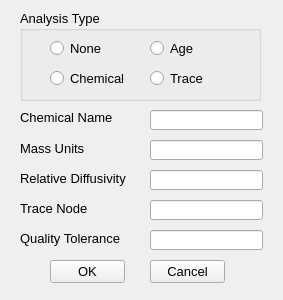
Qt form src/ui/EPANET/frmQualityOptionsDesigner.ui (USEPA/SWMM-EPANET_User_Interface) before a commit.
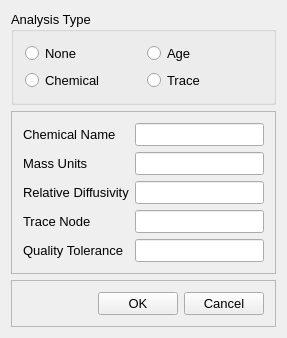
The same form after that commit.

Commit message: redo form layouts so they resize appropriately

What changed in the file:
```diff
--- a/src/ui/EPANET/frmQualityOptionsDesigner.ui
+++ b/src/ui/EPANET/frmQualityOptionsDesigner.ui
@@ -6,8 +6,8 @@
    <rect>
     <x>0</x>
     <y>0</y>
-    <width>283</width>
-    <height>300</height>
+    <width>287</width>
+    <height>311</height>
    </rect>
   </property>
   <property name="font">
@@ -19,212 +19,146 @@
    <string>EPANET Quality Options</string>
   </property>
   <widget class="QWidget" name="centralWidget">
-   <widget class="QLabel" name="lblChemicalName">
-    <property name="geometry">
-     <rect>
-      <x>20</x>
-      <y>110</y>
-      <width>101</width>
-      <height>16</height>
-     </rect>
-    </property>
-    <property name="text">
-     <string>&lt;html&gt;&lt;head/&gt;&lt;body&gt;&lt;p&gt;Chemical Name&lt;/p&gt;&lt;/body&gt;&lt;/html&gt;</string>
-    </property>
-   </widget>
-   <widget class="QLabel" name="lblMassUnits">
-    <property name="geometry">
-     <rect>
-      <x>20</x>
-      <y>140</y>
-      <width>111</width>
-      <height>16</height>
-     </rect>
-    </property>
-    <property name="text">
-     <string>Mass Units</string>
-    </property>
-   </widget>
-   <widget class="QPushButton" name="cmdOK">
-    <property name="geometry">
-     <rect>
-      <x>50</x>
-      <y>260</y>
-      <width>75</width>
-      <height>23</height>
-     </rect>
-    </property>
-    <property name="text">
-     <string>OK</string>
-    </property>
-   </widget>
-   <widget class="QPushButton" name="cmdCancel">
-    <property name="geometry">
-     <rect>
-      <x>150</x>
-      <y>260</y>
-      <width>75</width>
-      <height>23</height>
-     </rect>
-    </property>
-    <property name="text">
-     <string>Cancel</string>
-    </property>
-   </widget>
-   <widget class="QLineEdit" name="txtMassUnits">
-    <property name="geometry">
-     <rect>
-      <x>150</x>
-      <y>140</y>
-      <width>113</width>
-      <height>20</height>
-     </rect>
-    </property>
-   </widget>
-   <widget class="QLabel" name="lblDiffusivity">
-    <property name="geometry">
-     <rect>
-      <x>20</x>
-      <y>170</y>
-      <width>111</width>
-      <height>16</height>
-     </rect>
-    </property>
-    <property name="text">
-     <string>Relative Diffusivity</string>
-    </property>
-   </widget>
-   <widget class="QLineEdit" name="txtDiffusivity">
-    <property name="geometry">
-     <rect>
-      <x>150</x>
-      <y>170</y>
-      <width>113</width>
-      <height>20</height>
-     </rect>
-    </property>
-   </widget>
-   <widget class="QLabel" name="lblTraceNode">
-    <property name="geometry">
-     <rect>
-      <x>20</x>
-      <y>200</y>
-      <width>111</width>
-      <height>16</height>
-     </rect>
-    </property>
-    <property name="text">
-     <string>Trace Node</string>
-    </property>
-   </widget>
-   <widget class="QLineEdit" name="txtTraceNode">
-    <property name="geometry">
-     <rect>
-      <x>150</x>
-      <y>200</y>
-      <width>113</width>
-      <height>20</height>
-     </rect>
-    </property>
-   </widget>
-   <widget class="QLabel" name="lblTolerance">
-    <property name="geometry">
-     <rect>
-      <x>20</x>
-      <y>230</y>
-      <width>111</width>
-      <height>16</height>
-     </rect>
-    </property>
-    <property name="text">
-     <string>Quality Tolerance</string>
-    </property>
-   </widget>
-   <widget class="QLineEdit" name="txtTolerance">
-    <property name="geometry">
-     <rect>
-      <x>150</x>
-      <y>230</y>
-      <width>113</width>
-      <height>20</height>
-     </rect>
-    </property>
-   </widget>
-   <widget class="QLineEdit" name="txtChemicalName">
-    <property name="geometry">
-     <rect>
-      <x>150</x>
-      <y>110</y>
-      <width>113</width>
-      <height>20</height>
-     </rect>
-    </property>
-   </widget>
-   <widget class="QGroupBox" name="gbxQuality">
-    <property name="geometry">
-     <rect>
-      <x>20</x>
-      <y>10</y>
-      <width>241</width>
-      <height>91</height>
-     </rect>
-    </property>
-    <property name="title">
-     <string>Analysis Type</string>
-    </property>
-    <widget class="QRadioButton" name="rbnNone">
-     <property name="geometry">
-      <rect>
-       <x>30</x>
-       <y>30</y>
-       <width>82</width>
-       <height>17</height>
-      </rect>
-     </property>
-     <property name="text">
-      <string>None</string>
-     </property>
-    </widget>
-    <widget class="QRadioButton" name="rbnChemical">
-     <property name="geometry">
-      <rect>
-       <x>30</x>
-       <y>60</y>
-       <width>82</width>
-       <height>17</height>
-      </rect>
-     </property>
-     <property name="text">
-      <string>Chemical</string>
-     </property>
-    </widget>
-    <widget class="QRadioButton" name="rbnAge">
-     <property name="geometry">
-      <rect>
-       <x>130</x>
-       <y>30</y>
-       <width>82</width>
-       <height>17</height>
-      </rect>
-     </property>
-     <property name="text">
-      <string>Age</string>
-     </property>
-    </widget>
-    <widget class="QRadioButton" name="rbnTrace">
-     <property name="geometry">
-      <rect>
-       <x>130</x>
-       <y>60</y>
-       <width>82</width>
-       <height>17</height>
-      </rect>
-     </property>
-     <property name="text">
-      <string>Trace</string>
-     </property>
-    </widget>
-   </widget>
+   <layout class="QVBoxLayout" name="verticalLayout">
+    <item>
+     <widget class="QGroupBox" name="gbxQuality">
+      <property name="title">
+       <string>Analysis Type</string>
+      </property>
+      <layout class="QGridLayout" name="gridLayout_2">
+       <item row="1" column="1">
+        <widget class="QRadioButton" name="rbnTrace">
+         <property name="text">
+          <string>Trace</string>
+         </property>
+        </widget>
+       </item>
+       <item row="0" column="0">
+        <widget class="QRadioButton" name="rbnNone">
+         <property name="text">
+          <string>None</string>
+         </property>
+        </widget>
+       </item>
+       <item row="0" column="1">
+        <widget class="QRadioButton" name="rbnAge">
+         <property name="text">
+          <string>Age</string>
+         </property>
+        </widget>
+       </item>
+       <item row="1" column="0">
+        <widget class="QRadioButton" name="rbnChemical">
+         <property name="text">
+          <string>Chemical</string>
+         </property>
+        </widget>
+       </item>
+      </layout>
+     </widget>
+    </item>
+    <item>
+     <widget class="QFrame" name="fraMiddle">
+      <property name="frameShape">
+       <enum>QFrame::StyledPanel</enum>
+      </property>
+      <property name="frameShadow">
+       <enum>QFrame::Raised</enum>
+      </property>
+      <layout class="QGridLayout" name="gridLayout">
+       <item row="4" column="0">
+        <widget class="QLabel" name="lblTolerance">
+         <property name="text">
+          <string>Quality Tolerance</string>
+         </property>
+        </widget>
+       </item>
+       <item row="3" column="1">
+        <widget class="QLineEdit" name="txtTraceNode"/>
+       </item>
+       <item row="4" column="1">
+        <widget class="QLineEdit" name="txtTolerance"/>
+       </item>
+       <item row="3" column="0">
+        <widget class="QLabel" name="lblTraceNode">
+         <property name="text">
+          <string>Trace Node</string>
+         </property>
+        </widget>
+       </item>
+       <item row="0" column="1">
+        <widget class="QLineEdit" name="txtChemicalName"/>
+       </item>
+       <item row="0" column="0">
+        <widget class="QLabel" name="lblChemicalName">
+         <property name="text">
+          <string>&lt;html&gt;&lt;head/&gt;&lt;body&gt;&lt;p&gt;Chemical Name&lt;/p&gt;&lt;/body&gt;&lt;/html&gt;</string>
+         </property>
+        </widget>
+       </item>
+       <item row="2" column="0">
+        <widget class="QLabel" name="lblDiffusivity">
+         <property name="text">
+          <string>Relative Diffusivity</string>
+         </property>
+        </widget>
+       </item>
+       <item row="1" column="0">
+        <widget class="QLabel" name="lblMassUnits">
+         <property name="text">
+          <string>Mass Units</string>
+         </property>
+        </widget>
+       </item>
+       <item row="1" column="1">
+        <widget class="QLineEdit" name="txtMassUnits"/>
+       </item>
+       <item row="2" column="1">
+        <widget class="QLineEdit" name="txtDiffusivity"/>
+       </item>
+      </layout>
+     </widget>
+    </item>
+    <item>
+     <widget class="QFrame" name="frame_2">
+      <property name="frameShape">
+       <enum>QFrame::StyledPanel</enum>
+      </property>
+      <property name="frameShadow">
+       <enum>QFrame::Raised</enum>
+      </property>
+      <layout class="QHBoxLayout" name="horizontalLayout">
+       <item>
+        <spacer name="hspOKCancel">
+         <property name="orientation">
+          <enum>Qt::Horizontal</enum>
+         </property>
+         <property name="sizeHint" stdset="0">
+          <size>
+           <width>84</width>
+           <height>20</height>
+          </size>
+         </property>
+        </spacer>
+       </item>
+       <item>
+        <widget class="QPushButton" name="cmdOK">
+         <property name="text">
+          <string>OK</string>
+         </property>
+        </widget>
+       </item>
+       <item>
+        <widget class="QPushButton" name="cmdCancel">
+         <property name="text">
+          <string>Cancel</string>
+         </property>
+        </widget>
+       </item>
+      </layout>
+     </widget>
+    </item>
+   </layout>
   </widget>
  </widget>
  <layoutdefault spacing="6" margin="11"/>
```
The commit also changes 11 other files.
